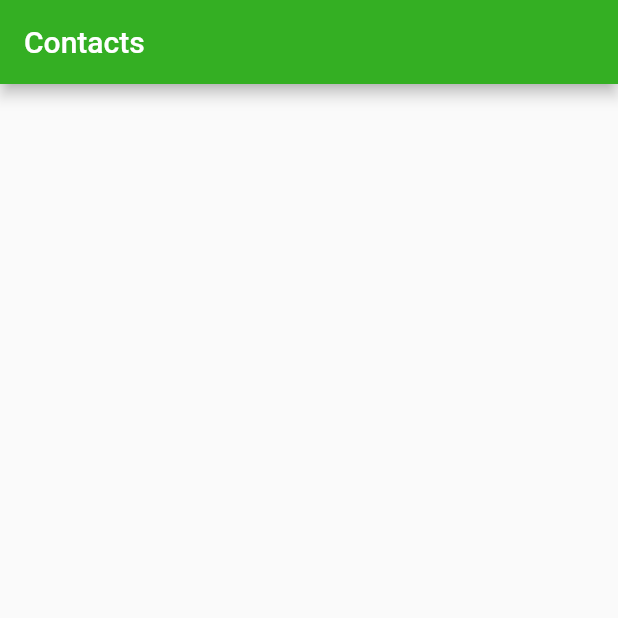
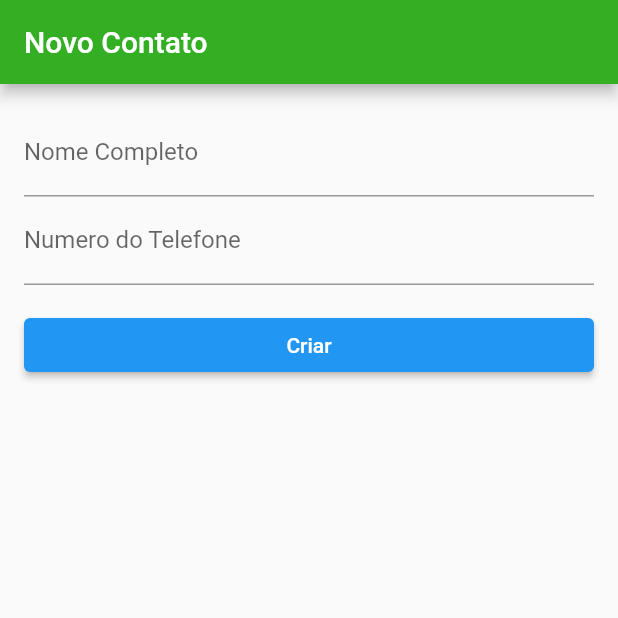
Before and after one commit to henriqdsvlima/flutter_bytebank_persistencia-de-dados, a Flutter app: the screen it shows after launch, on a phone screen of 412 x 824 dp, the top half of it. Run offline on Flutter 3.47's test engine with Material 2 defaults, Android fonts, the phone set to English and light mode, and no system bars.

Commit message:
criando formulário de contato

```diff
--- a/bytebank/lib/main.dart
+++ b/bytebank/lib/main.dart
@@ -1,7 +1,8 @@
-import 'package:bytebank/screens/Dashboard.dart';
+import 'package:bytebank/screens/contact_form.dart';
+import 'package:bytebank/screens/dashboard.dart';
 import 'package:flutter/material.dart';
 
-import 'screens/Contacts_list.dart';
+import 'screens/contacts_list.dart';
 
 void main() {
   runApp(BytebankApp());
@@ -19,7 +20,7 @@ class BytebankApp extends StatelessWidget {
             buttonColor: Colors.green[500],
             textTheme: ButtonTextTheme.primary,
           )),
-      home: ContactsList(),
+      home: ContactForm(),
     );
   }
 }
--- /dev/null
+++ b/bytebank/lib/screens/contact_form.dart
@@ -0,0 +1,43 @@
+import 'package:flutter/material.dart';
+
+class ContactForm extends StatelessWidget {
+  @override
+  Widget build(BuildContext context) {
+    return Scaffold(
+      appBar: AppBar(
+        title: Text('Novo Contato'),
+      ),
+      body: Padding(
+        padding: const EdgeInsets.all(16.0),
+        child: Column(
+          children: <Widget>[
+            TextField(
+              decoration: InputDecoration(
+                labelText: 'Nome Completo',
+              ),
+            ),
+            TextField(
+              controller: TextEditingController(),
+              decoration: InputDecoration(
+                labelText: 'Numero do Telefone',
+              ),
+              keyboardType: TextInputType.number,
+            ),
+            Padding(
+              padding: const EdgeInsets.only(top: 16.0),
+              child: SizedBox(
+                width: double.maxFinite,
+                child: ElevatedButton(
+                  child: Text(
+                    'Criar',
+                  ),
+                  onPressed: () {},
+                ),
+              ),
+            )
+          ],
+        ),
+      ),
+    );
+  }
+}
```
Also changed, not shown: bytebank/lib/screens/Contacts_list.dart (+16 -1 lines), bytebank/lib/screens/Dashboard.dart (+14 -1 lines).
